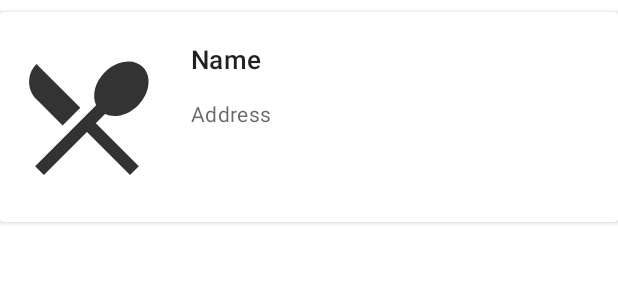
After one commit to Volodka22/CafeS, an Android app: the layout search_card.xml on its own in the app's theme, with its tools: preview values and no code run, on a phone screen of 412 x 824 dp. The commit adds this screen. Shown: the top 300 px of the screen. Run offline under Robolectric (Android 15) with nearby library versions, the phone set to English and light mode, and no system bars.

Commit message:
add searchView

```diff
--- a/app/build.gradle
+++ b/app/build.gradle
@@ -29,7 +29,7 @@ dependencies {
     implementation "org.jetbrains.kotlin:kotlin-stdlib-jdk7:$kotlin_version"
     implementation 'androidx.appcompat:appcompat:1.2.0-beta01'
     implementation "androidx.constraintlayout:constraintlayout:1.1.3"
-    implementation 'com.google.android.material:material:1.2.0-alpha05'
+    implementation 'com.google.android.material:material:1.2.0-alpha06'
 
 
     implementation "com.android.support:design:28.0.2"
--- a/app/src/main/java/com/example/mmp/BasketFragment.kt
+++ b/app/src/main/java/com/example/mmp/BasketFragment.kt
@@ -6,9 +6,6 @@ import android.os.Bundle
 import android.view.LayoutInflater
 import android.view.View
 import android.view.ViewGroup
-import android.widget.EditText
-import androidx.appcompat.app.AlertDialog
-import androidx.fragment.app.DialogFragment
 import androidx.fragment.app.Fragment
 import com.google.android.material.dialog.MaterialAlertDialogBuilder
 import com.google.firebase.database.FirebaseDatabase
@@ -77,7 +74,8 @@ class BasketFragment : Fragment(){
 
         var chooseItem = 1
 
-        MaterialAlertDialogBuilder(activity)
+
+        MaterialAlertDialogBuilder(activity!!)
             .setSingleChoiceItems(singleItems, checkedItem) { _, which ->
                 // Respond to item chosen
                 chooseItem = which+1
--- a/app/src/main/res/layout/activity_main.xml
+++ b/app/src/main/res/layout/activity_main.xml
@@ -7,6 +7,11 @@
         android:layout_height="match_parent"
         tools:context=".MainActivity">
 
+
+    <ImageView
+            android:id="@+id/img"
+            android:layout_width="match_parent"
+            android:layout_height="match_parent"/>
 
     <androidx.appcompat.widget.ContentFrameLayout
             android:id="@+id/container"
--- /dev/null
+++ b/app/src/main/res/layout/search_card.xml
@@ -0,0 +1,62 @@
+<?xml version="1.0" encoding="utf-8"?>
+<LinearLayout xmlns:android="http://schemas.android.com/apk/res/android"
+        xmlns:app="http://schemas.android.com/apk/res-auto"
+        android:layout_width="match_parent"
+        android:layout_height="wrap_content"
+        android:orientation="vertical"
+        >
+
+    <androidx.cardview.widget.CardView
+            android:id="@+id/card"
+            android:layout_width="match_parent"
+            android:layout_height="wrap_content"
+            android:layout_marginVertical="8dp">
+
+        <LinearLayout
+                android:layout_width="match_parent"
+                android:layout_height="wrap_content">
+
+            <ImageView
+                    android:id="@+id/img"
+                    android:layout_width="100dp"
+                    android:layout_height="100dp"
+                    android:layout_marginStart="8dp"
+                    android:layout_marginTop="20dp"
+                    android:layout_marginBottom="20dp"
+                    android:src="@drawable/ic_menu" />
+
+            <LinearLayout
+                    android:layout_width="wrap_content"
+                    android:layout_height="wrap_content"
+                    android:orientation="vertical">
+
+                <TextView
+                        android:layout_marginTop="16dp"
+                        android:layout_marginStart="16dp"
+                        android:id="@+id/name"
+                        android:layout_width="wrap_content"
+                        android:layout_height="wrap_content"
+                        android:text="Name"
+                        android:textAppearance="?attr/textAppearanceHeadline6"
+                        android:textSize="17sp"
+                        android:padding="3dp"/>
+
+                <TextView
+                        android:padding="3dp"
+                        android:layout_marginTop="8dp"
+                        android:layout_marginStart="16dp"
+                        android:layout_marginBottom="8dp"
+                        android:id="@+id/address"
+                        android:layout_width="wrap_content"
+                        android:layout_height="wrap_content"
+                        android:text="Address"
+                        android:textAppearance="?attr/textAppearanceBody2"
+                        android:textColor="?android:attr/textColorSecondary"
+                        android:textSize="14sp" />
+            </LinearLayout>
+
+        </LinearLayout>
+
+    </androidx.cardview.widget.CardView>
+
+</LinearLayout>
--- a/app/src/main/res/values/strings.xml
+++ b/app/src/main/res/values/strings.xml
@@ -9,4 +9,6 @@
     <string name="cancel">Отмена</string>
     <string name="number_table">Номер стола</string>
     <string name="google_maps_key" templateMergeStrategy="preserve" translatable="false">AIzaSyD1BA6r7xzNwuPXXKcTbNV_VrHUp7VTc0A</string>
+    <string name="search_hint">Поиск места</string>
+    <string name="app_label">Поиск</string>
 </resources>
--- /dev/null
+++ b/app/src/main/res/xml/searchable.xml
@@ -0,0 +1,5 @@
+<?xml version="1.0" encoding="utf-8"?>
+<searchable xmlns:android="http://schemas.android.com/apk/res/android"
+        android:label="@string/app_label"
+        android:hint="@string/search_hint" >
+</searchable>
--- a/build.gradle
+++ b/build.gradle
@@ -8,9 +8,9 @@ buildscript {
 
     }
     dependencies {
-        classpath 'com.android.tools.build:gradle:3.3.0'
+        classpath 'com.android.tools.build:gradle:3.6.3'
         classpath "org.jetbrains.kotlin:kotlin-gradle-plugin:$kotlin_version"
-        classpath 'com.google.gms:google-services:4.2.0'
+        classpath 'com.google.gms:google-services:4.3.3'
         // NOTE: Do not place your application dependencies here; they belong
         // in the individual module build.gradle files
     }
```
Also changed, not shown: app/src/main/java/com/example/mmp/Cafe.kt (added, +10 -0 lines), app/src/main/java/com/example/mmp/LoginActivity.kt (+94 -14 lines), app/src/main/java/com/example/mmp/MainActivity.kt (+13 -17 lines), app/src/main/java/com/example/mmp/MenuFragment.kt (+14 -0 lines), app/src/main/java/com/example/mmp/SearchAdapter.kt (added, +61 -0 lines), app/src/main/res/layout/activity_login.xml (+45 -7 lines), app/src/main/res/layout/basket_card.xml (+2 -8 lines), gradle/wrapper/gradle-wrapper.properties, 6 other files.
